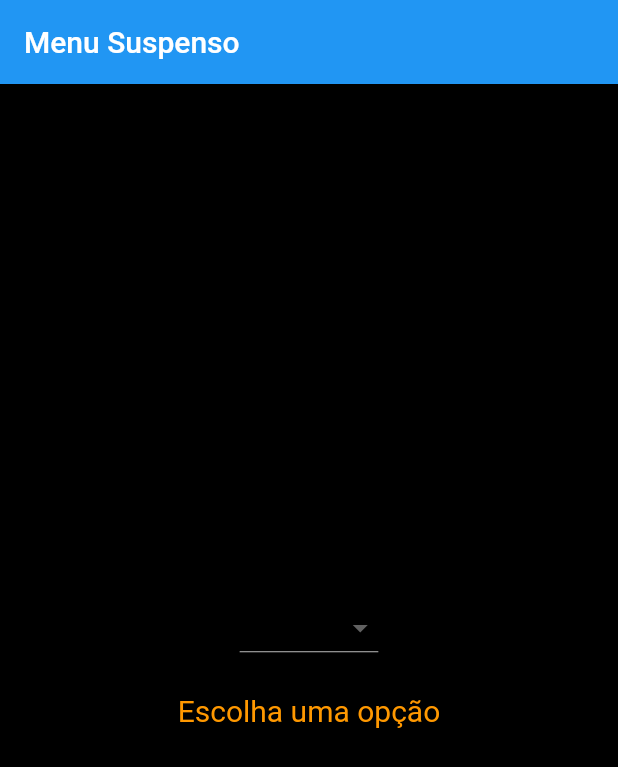
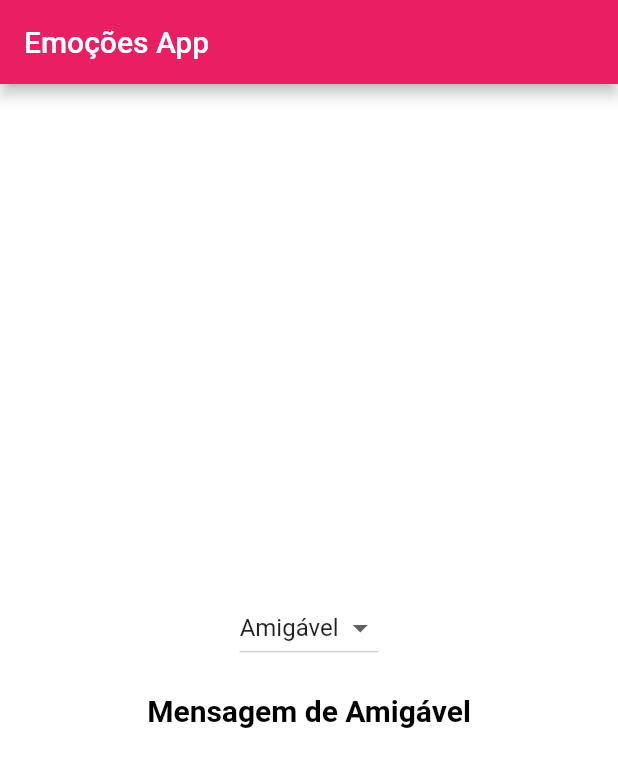
Before and after one commit to rafa-simoes22/menu_suspenso, a Flutter app: the screen it shows after launch, on a phone screen of 412 x 824 dp. Shown: the top 767 px of the screen. Run offline on Flutter 3.47's test engine with Material 2 defaults, Android fonts, the light colour scheme and no system bars.

Commit message:
alteração geral

```diff
--- a/lib/main.dart
+++ b/lib/main.dart
@@ -4,60 +4,98 @@ void main() {
   runApp(MyApp());
 }
 
-class MyApp extends StatefulWidget {
+class MyApp extends StatelessWidget {
   @override
-  State<StatefulWidget> createState() => _MyAppState();
+  Widget build(BuildContext context) {
+    return MaterialApp(
+      title: 'Emoções App',
+      theme: ThemeData(
+        primarySwatch: Colors.pink,
+      ),
+      home: EmotionsScreen(),
+    );
+  }
 }
 
-class _MyAppState extends State<MyApp> {
-  String selectedOption = "Amigável";
-  String message = "Escolha uma opção";
+class EmotionsScreen extends StatefulWidget {
+  @override
+  _EmotionsScreenState createState() => _EmotionsScreenState();
+}
 
-  Map<String, Color> colorMap = {
-    "Amigável": Colors.orange,
-    "Em Paz": Colors.green,
-    "Confiante": Colors.blue,
-    "Animado": Colors.yellow,
-  };
+class _EmotionsScreenState extends State<EmotionsScreen> {
+  String selectedEmotion = "Amigável"; // Default emotion
+  Color backgroundColor = Colors.white;
+  Color fontColor = Colors.black;
 
-  void _onOptionChanged(String? option) {
-    if (option != null) {
+  void updateEmotion(String emotion) {
     setState(() {
-        selectedOption = option;
-        message = "Você está se sentindo $option!";
+      selectedEmotion = emotion;
+      switch (emotion) {
+        case "Amigável":
+          backgroundColor = Colors.orange;
+          fontColor = Colors.white;
+          break;
+        case "Em paz":
+          backgroundColor = Colors.green;
+          fontColor = Colors.white;
+          break;
+        case "Confiante":
+          backgroundColor = Colors.blue;
+          fontColor = Colors.white;
+          break;
+        case "Animado":
+          backgroundColor = Colors.yellow;
+          fontColor = Colors.black;
+          break;
+        default:
+          backgroundColor = Colors.white;
+          fontColor = Colors.black;
+          break;
+      }
     });
-    }
   }
 
   @override
   Widget build(BuildContext context) {
-    return MaterialApp(
-      home: Scaffold(
+    return Scaffold(
       appBar: AppBar(
-          title: Text("Menu Suspenso"),
+        title: Text('Emoções App'),
       ),
-        backgroundColor: Colors.black,
-        body: Center(
+      body: Container(
+        color: backgroundColor,
+        child: Center(
           child: Column(
             mainAxisAlignment: MainAxisAlignment.center,
+            crossAxisAlignment: CrossAxisAlignment.center,
             children: [
               DropdownButton<String>(
-                value: selectedOption,
-                onChanged: _onOptionChanged,
-                items: ["Amigável", "Em Paz", "Confiante", "Animado"]
-                    .map((String option) {
+                value: selectedEmotion,
+                onChanged: (String? newValue) {
+                  if (newValue != null) {
+                    updateEmotion(newValue);
+                  }
+                },
+                items: <String>[
+                  'Amigável',
+                  'Em paz',
+                  'Confiante',
+                  'Animado',
+                ].map<DropdownMenuItem<String>>(
+                  (String value) {
                     return DropdownMenuItem<String>(
-                    value: option,
-                    child: Text(option),
+                      value: value,
+                      child: Text(value),
                     );
-                }).toList(),
+                  },
+                ).toList(),
               ),
               SizedBox(height: 20),
               Text(
-                message,
+                "Mensagem de $selectedEmotion",
                 style: TextStyle(
+                  color: fontColor,
                   fontSize: 20,
-                  color: colorMap[selectedOption],
+                  fontWeight: FontWeight.bold,
                 ),
               ),
             ],
```
Lines whose indentation alone changed are shown as unchanged.
